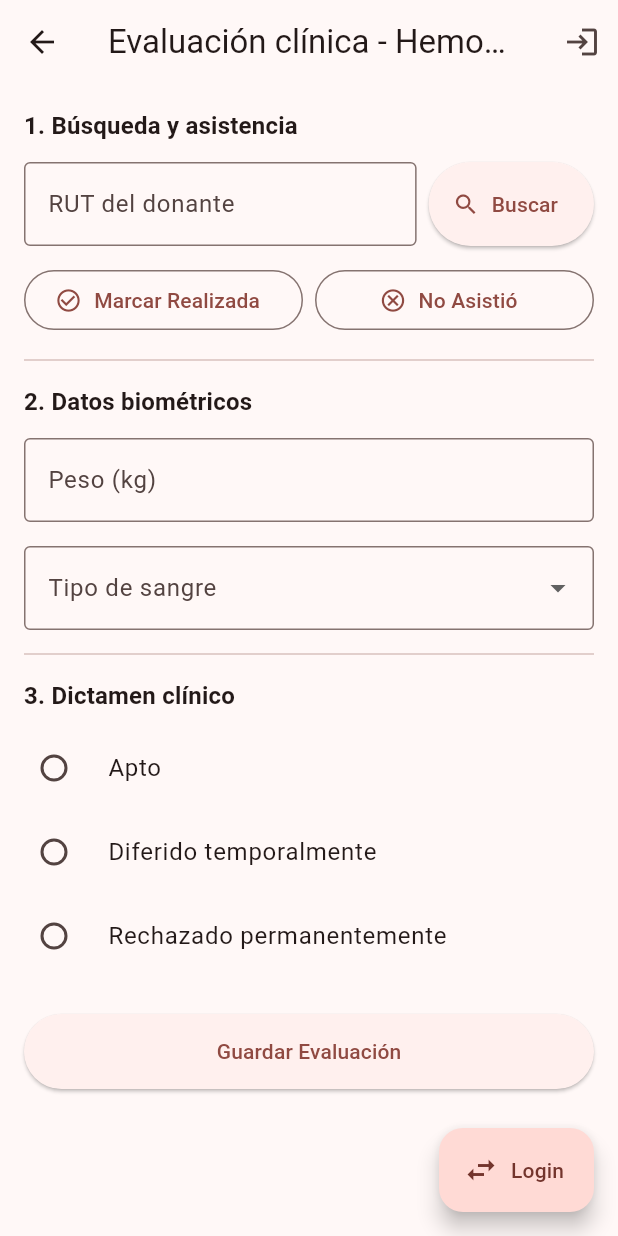
After one commit to panxorni/HemoCheck, a Flutter app: the EvaluacionClinicaScreen screen opened by its route, on a phone screen of 412 x 824 dp. The commit adds this screen. Run offline on Flutter 3.47's test engine with Material 3 defaults, Android fonts, the phone set to English and light mode, and no system bars; our stand-ins replace cloud_firestore, firebase_auth, firebase_core; accounts and stored records are empty.

Commit message:
feat: Agregar pantalla de evaluacion con busqueda de cita por RUT, asistencia, datos biometricos y dictamen

```diff
--- a/hemocheck/lib/main.dart
+++ b/hemocheck/lib/main.dart
@@ -5,6 +5,7 @@ import 'firebase_options.dart';
 import 'screens/login_screen.dart';
 import 'screens/register_screen.dart';
 import 'screens/dashboard_donante_screen.dart';
+import 'screens/evaluacion_clinica_screen.dart';
 
 Future<void> main() async {
   WidgetsFlutterBinding.ensureInitialized();
@@ -30,6 +31,7 @@ class MyApp extends StatelessWidget {
         '/registro': (_) => RegisterScreen(),
         '/dashboard-donante': (_) => const DashboardDonanteScreen(),
         "/bloque-horario": (_) => BloqueHorarioScreen(),
+        '/evaluacion-clinica': (_) => const EvaluacionClinicaScreen(),
       },
 
     );
--- /dev/null
+++ b/hemocheck/lib/screens/evaluacion_clinica_screen.dart
@@ -0,0 +1,542 @@
+import 'package:cloud_firestore/cloud_firestore.dart';
+import 'package:firebase_auth/firebase_auth.dart';
+import 'package:flutter/material.dart';
+import 'package:hemocheck/models/cita.dart';
+import 'package:hemocheck/models/evaluacion.dart';
+import 'package:hemocheck/services/auth_service.dart';
+import 'package:hemocheck/services/evaluacion_service.dart';
+import 'package:hemocheck/utils/evaluacion_validators.dart';
+import 'package:hemocheck/utils/validators.dart';
+
+class EvaluacionClinicaScreen extends StatefulWidget {
+  const EvaluacionClinicaScreen({
+    super.key,
+    this.fechaNacimientoDonante,
+    this.evaluacionService,
+    this.firestore,
+    this.authService,
+  });
+
+  final DateTime? fechaNacimientoDonante;
+  final EvaluacionService? evaluacionService;
+  final FirebaseFirestore? firestore;
+  final AuthService? authService;
+
+  @override
+  State<EvaluacionClinicaScreen> createState() => _EvaluacionClinicaScreenState();
+}
+
+class _EvaluacionClinicaScreenState extends State<EvaluacionClinicaScreen> {
+  final _formKey = GlobalKey<FormState>();
+
+  final _rutCtrl = TextEditingController();
+  final _pesoCtrl = TextEditingController();
+  final _fechaHabCtrl = TextEditingController();
+
+  late final EvaluacionService _evaluacionService;
+  late final FirebaseFirestore _firestore;
+  late final AuthService _authService;
+
+  Cita? _citaActual;
+  DateTime? _fechaNacimientoDonante;
+  TipoSangre? _tipoSangre;
+  ResultadoEvaluacion? _resultado;
+  DateTime? _fechaHabilitacion;
+  bool _autorizacionParental = false;
+  bool _guardando = false;
+
+  @override
+  void initState() {
+    super.initState();
+    _firestore = widget.firestore ?? FirebaseFirestore.instance;
+    _authService = widget.authService ?? AuthService(db: _firestore);
+    _evaluacionService =
+        widget.evaluacionService ?? EvaluacionService(firestore: _firestore);
+    _fechaNacimientoDonante = widget.fechaNacimientoDonante;
+  }
+
+  @override
+  void dispose() {
+    _rutCtrl.dispose();
+    _pesoCtrl.dispose();
+    _fechaHabCtrl.dispose();
+    super.dispose();
+  }
+
+  String _etiquetaTipoSangre(TipoSangre tipo) {
+    switch (tipo) {
+      case TipoSangre.aPos:
+        return 'A+';
+      case TipoSangre.aNeg:
+        return 'A-';
+      case TipoSangre.bPos:
+        return 'B+';
+      case TipoSangre.bNeg:
+        return 'B-';
+      case TipoSangre.abPos:
+        return 'AB+';
+      case TipoSangre.abNeg:
+        return 'AB-';
+      case TipoSangre.oPos:
+        return 'O+';
+      case TipoSangre.oNeg:
+        return 'O-';
+    }
+  }
+
+  String _etiquetaResultado(ResultadoEvaluacion res) {
+    switch (res) {
+      case ResultadoEvaluacion.apto:
+        return 'Apto';
+      case ResultadoEvaluacion.diferidoTemporal:
+        return 'Diferido temporalmente';
+      case ResultadoEvaluacion.rechazadoPermanente:
+        return 'Rechazado permanentemente';
+    }
+  }
+
+  void _mostrarSnack(String mensaje, {bool error = false}) {
+    if (!mounted) return;
+    ScaffoldMessenger.of(context)
+      ..hideCurrentSnackBar()
+      ..showSnackBar(
+        SnackBar(
+          content: Text(mensaje),
+          backgroundColor: error ? Theme.of(context).colorScheme.error : null,
+        ),
+      );
+  }
+
+  DateTime? _parsearFecha(dynamic valor) {
+    if (valor == null) return null;
+    if (valor is Timestamp) return valor.toDate();
+    if (valor is DateTime) return valor;
+    if (valor is String) return DateTime.tryParse(valor);
+    return null;
+  }
+
+  Future<void> _buscarCita() async {
+    final errRut = Validators.validateRut(_rutCtrl.text);
+    if (errRut != null) {
+      _mostrarSnack(errRut, error: true);
+      return;
+    }
+
+    final rutNormalizado = _authService.normalizarRut(_rutCtrl.text);
+    setState(() => _guardando = true);
+
+    try {
+      // 1. El donante se identifica por RUT; ahí está su uid y fecha de nacimiento
+      final docDonante =
+          await _firestore.collection('donantes').doc(rutNormalizado).get();
+      if (!docDonante.exists) {
+        setState(() {
+          _citaActual = null;
+          _fechaNacimientoDonante = widget.fechaNacimientoDonante;
+        });
+        _mostrarSnack(
+          'No hay un donante registrado con el RUT $rutNormalizado.',
+          error: true,
+        );
+        return;
+      }
+
+      final datosDonante = docDonante.data()!;
+      final uid = datosDonante['uid'] as String?;
+      final fechaNac = _parsearFecha(datosDonante['fechaNacimiento']) ??
+          widget.fechaNacimientoDonante;
+
+      // 2. Las citas se guardan con el uid del donante
+      Cita? citaSeleccionada;
+      if (uid != null) {
+        final query = await _firestore
+            .collection('citas')
+            .where('uid', isEqualTo: uid)
+            .get();
+
+        if (query.docs.isNotEmpty) {
+          final citas = query.docs.map((doc) {
+            final d = doc.data();
+            return Cita(
+              id: doc.id,
+              donanteId: rutNormalizado,
+              sedeId: d['sedeId'] as String? ?? '',
+              bloqueId: d['bloqueId'] as String? ?? '',
+              fechaReserva: '${d['fecha'] ?? ''} ${d['horaInicio'] ?? ''}'.trim(),
+              estado: d['estado'] as String? ?? Cita.estadoActiva,
+            );
+          }).toList();
+
+          citaSeleccionada = citas.firstWhere(
+            (c) => c.estado == Cita.estadoActiva,
+            orElse: () => citas.last,
+          );
+        }
+      }
+
+      setState(() {
+        _citaActual = citaSeleccionada;
+        _fechaNacimientoDonante = fechaNac;
+      });
+
+      if (citaSeleccionada == null) {
+        _mostrarSnack(
+          'No se encontró cita registrada para el RUT $rutNormalizado.',
+          error: true,
+        );
+      } else {
+        _mostrarSnack(
+          'Cita encontrada (${citaSeleccionada.fechaReserva}) - Estado: ${citaSeleccionada.estado}',
+        );
+      }
+    } catch (e) {
+      _mostrarSnack('Error al buscar cita: $e', error: true);
+    } finally {
+      if (mounted) setState(() => _guardando = false);
+    }
+  }
+
+  Future<void> _marcarAsistencia(EstadoCita nuevoEstado) async {
+    final errRut = Validators.validateRut(_rutCtrl.text);
+    if (errRut != null) {
+      _mostrarSnack(
+        'Ingresa un RUT válido para registrar asistencia.',
+        error: true,
+      );
+      return;
+    }
+
+    if (_citaActual == null) {
+      _mostrarSnack(
+        'Primero busca una cita válida para el donante.',
+        error: true,
+      );
+      return;
+    }
+
+    setState(() => _guardando = true);
+    try {
+      await _evaluacionService.registrarAsistencia(_citaActual!.id, nuevoEstado);
+      setState(() {
+        _citaActual = Cita(
+          id: _citaActual!.id,
+          donanteId: _citaActual!.donanteId,
+          sedeId: _citaActual!.sedeId,
+          bloqueId: _citaActual!.bloqueId,
+          fechaReserva: _citaActual!.fechaReserva,
+          estado: nuevoEstado.name,
+        );
+      });
+      _mostrarSnack(
+        nuevoEstado == EstadoCita.realizada
+            ? 'Asistencia marcada como Realizada.'
+            : 'Asistencia marcada como No Asistió.',
+        error: nuevoEstado == EstadoCita.noAsistio,
+      );
+    } on EvaluacionException catch (e) {
+      _mostrarSnack(e.message, error: true);
+    } catch (e) {
+      _mostrarSnack('Error al actualizar asistencia: $e', error: true);
+    } finally {
+      if (mounted) {
+        setState(() => _guardando = false);
+      }
+    }
+  }
+
+  Future<void> _elegirFechaHabilitacion() async {
+    final manana = DateTime.now().add(const Duration(days: 1));
+    final firstDate = DateTime(manana.year, manana.month, manana.day);
+    final initialDate =
+        (_fechaHabilitacion != null && !_fechaHabilitacion!.isBefore(firstDate))
+            ? _fechaHabilitacion!
+            : firstDate;
+
+    final elegida = await showDatePicker(
+      context: context,
+      initialDate: initialDate,
+      firstDate: firstDate,
+      lastDate: DateTime(firstDate.year + 5),
+    );
+    if (elegida == null) return;
+
+    setState(() {
+      _fechaHabilitacion = elegida;
+      _fechaHabCtrl.text =
+          '${elegida.day.toString().padLeft(2, '0')}-${elegida.month.toString().padLeft(2, '0')}-${elegida.year}';
+    });
+  }
+
+  Future<void> _guardarEvaluacion() async {
+    final valido = _formKey.currentState!.validate();
+    if (!valido) {
+      _mostrarSnack('Revisa los campos marcados.', error: true);
+      return;
+    }
+
+    if (_citaActual == null) {
+      _mostrarSnack(
+        'Busca y selecciona una cita antes de guardar.',
+        error: true,
+      );
+      return;
+    }
+
+    if (_tipoSangre == null) {
+      _mostrarSnack('Selecciona el tipo de sangre.', error: true);
+      return;
+    }
+
+    if (_resultado == null) {
+      _mostrarSnack('Selecciona el dictamen clínico.', error: true);
+      return;
+    }
+
+    if (_fechaNacimientoDonante == null) {
+      _mostrarSnack(
+        'No se pudo determinar la fecha de nacimiento del donante.',
+        error: true,
+      );
+      return;
+    }
+
+    final peso = double.tryParse(_pesoCtrl.text.trim().replaceAll(',', '.'));
+    if (peso == null) {
+      _mostrarSnack('Ingresa un peso numérico válido.', error: true);
+      return;
+    }
+
+    final profesionalId =
+        FirebaseAuth.instance.currentUser?.uid ?? 'profesional_sin_sesion';
+
+    setState(() => _guardando = true);
+    try {
+      await _evaluacionService.registrarEvaluacion(
+        cita: _citaActual!,
+        fechaNacimientoDonante: _fechaNacimientoDonante!,
+        pesoKg: peso,
+        tipoSangre: _tipoSangre!,
+        autorizacionParental: _autorizacionParental,
+        resultado: _resultado!,
+        fechaHabilitacion: _fechaHabilitacion,
+        profesionalId: profesionalId,
+      );
+
+      _mostrarSnack('Evaluación registrada correctamente.');
+    } on EvaluacionException catch (e) {
+      _mostrarSnack(e.message, error: true);
+    } catch (e) {
+      _mostrarSnack('Error al guardar evaluación: $e', error: true);
+    } finally {
+      if (mounted) {
+        setState(() => _guardando = false);
+      }
+    }
+  }
+
+  void _irALogin() {
+    Navigator.pushNamed(context, '/login');
+  }
+
+  @override
+  Widget build(BuildContext context) {
+    final mostrarAutorizacion = _fechaNacimientoDonante != null &&
+        EvaluacionValidators.requiereAutorizacionParental(
+          _fechaNacimientoDonante!,
+        );
+
+    return Scaffold(
+      appBar: AppBar(
+        title: const Text('Evaluación clínica - HemoCheck'),
+        actions: [
+          IconButton(
+            tooltip: 'Ir a Login',
+            onPressed: _irALogin,
+            icon: const Icon(Icons.login),
+          ),
+        ],
+      ),
+      floatingActionButton: FloatingActionButton.extended(
+        onPressed: _irALogin,
+        icon: const Icon(Icons.swap_horiz),
+        label: const Text('Login'),
+      ),
+      body: Form(
+        key: _formKey,
+        child: SingleChildScrollView(
+          padding: const EdgeInsets.fromLTRB(16, 16, 16, 96),
+          child: Column(
+            crossAxisAlignment: CrossAxisAlignment.stretch,
+            children: [
+              Text(
+                '1. Búsqueda y asistencia',
+                style: Theme.of(context).textTheme.titleMedium?.copyWith(
+                      fontWeight: FontWeight.bold,
+                    ),
+              ),
+              const SizedBox(height: 12),
+              Row(
+                crossAxisAlignment: CrossAxisAlignment.start,
+                children: [
+                  Expanded(
+                    child: TextFormField(
+                      controller: _rutCtrl,
+                      decoration: const InputDecoration(
+                        labelText: 'RUT del donante',
+                        hintText: '12.345.678-5',
+                        border: OutlineInputBorder(),
+                      ),
+                      validator: Validators.validateRut,
+                    ),
+                  ),
+                  const SizedBox(width: 8),
+                  SizedBox(
+                    height: 56,
+                    child: ElevatedButton.icon(
+                      onPressed: _guardando ? null : _buscarCita,
+                      icon: const Icon(Icons.search),
+                      label: const Text('Buscar'),
+                    ),
+                  ),
+                ],
+              ),
+              if (_citaActual != null) ...[
+                const SizedBox(height: 8),
+                Text(
+                  'Cita: ${_citaActual!.id} · Fecha: ${_citaActual!.fechaReserva} · Estado: ${_citaActual!.estado}',
+                  style: Theme.of(context).textTheme.bodySmall,
+                ),
+              ],
+              const SizedBox(height: 12),
+              Row(
+                children: [
+                  Expanded(
+                    child: OutlinedButton.icon(
+                      onPressed: _guardando
+                          ? null
+                          : () => _marcarAsistencia(EstadoCita.realizada),
+                      icon: const Icon(Icons.check_circle_outline),
+                      label: const Text('Marcar Realizada'),
+                    ),
+                  ),
+                  const SizedBox(width: 8),
+                  Expanded(
+                    child: OutlinedButton.icon(
+                      onPressed: _guardando
+                          ? null
+                          : () => _marcarAsistencia(EstadoCita.noAsistio),
+                      icon: const Icon(Icons.cancel_outlined),
+                      label: const Text('No Asistió'),
+                    ),
+                  ),
+                ],
+              ),
+              const Divider(height: 32),
+              Text(
+                '2. Datos biométricos',
+                style: Theme.of(context).textTheme.titleMedium?.copyWith(
+                      fontWeight: FontWeight.bold,
+                    ),
+              ),
+              const SizedBox(height: 12),
+              TextFormField(
+                controller: _pesoCtrl,
+                keyboardType: const TextInputType.numberWithOptions(decimal: true),
+                decoration: const InputDecoration(
+                  labelText: 'Peso (kg)',
+                  hintText: 'Ej: 65.0',
+                  border: OutlineInputBorder(),
+                ),
+                validator: EvaluacionValidators.validatePeso,
+              ),
+              const SizedBox(height: 16),
+              DropdownButtonFormField<TipoSangre>(
+                initialValue: _tipoSangre,
+                decoration: const InputDecoration(
+                  labelText: 'Tipo de sangre',
+                  border: OutlineInputBorder(),
+                ),
+                items: TipoSangre.values
+                    .map(
+                      (tipo) => DropdownMenuItem<TipoSangre>(
+                        value: tipo,
+                        child: Text(_etiquetaTipoSangre(tipo)),
+                      ),
+                    )
+                    .toList(),
+                onChanged: (val) => setState(() => _tipoSangre = val),
+              ),
+              if (mostrarAutorizacion) ...[
+                const SizedBox(height: 12),
+                CheckboxListTile(
+                  value: _autorizacionParental,
+                  onChanged: (val) =>
+                      setState(() => _autorizacionParental = val ?? false),
+                  title: const Text('Autorización parental presencial confirmada'),
+                  controlAffinity: ListTileControlAffinity.leading,
+                  contentPadding: EdgeInsets.zero,
+                ),
+              ],
+              const Divider(height: 32),
+              Text(
+                '3. Dictamen clínico',
+                style: Theme.of(context).textTheme.titleMedium?.copyWith(
+                      fontWeight: FontWeight.bold,
+                    ),
+              ),
+              const SizedBox(height: 8),
+              RadioGroup<ResultadoEvaluacion>(
+                groupValue: _resultado,
+                onChanged: (val) {
+                  setState(() {
+                    _resultado = val;
+                    if (val != ResultadoEvaluacion.diferidoTemporal) {
+                      _fechaHabilitacion = null;
+                      _fechaHabCtrl.clear();
+                    }
+                  });
+                },
+                child: Column(
+                  children: ResultadoEvaluacion.values
+                      .map(
+                        (opcion) => RadioListTile<ResultadoEvaluacion>(
+                          title: Text(_etiquetaResultado(opcion)),
+                          value: opcion,
+                          contentPadding: EdgeInsets.zero,
+                        ),
+                      )
+                      .toList(),
+                ),
+              ),
+              if (_resultado == ResultadoEvaluacion.diferidoTemporal) ...[
+                const SizedBox(height: 12),
+                TextFormField(
+                  controller: _fechaHabCtrl,
+                  readOnly: true,
+                  onTap: _elegirFechaHabilitacion,
+                  decoration: const InputDecoration(
+                    labelText: 'Fecha de habilitación',
+                    border: OutlineInputBorder(),
+                    suffixIcon: Icon(Icons.calendar_today),
+                  ),
+                  validator: (_) => EvaluacionValidators.validateFechaHabilitacion(
+                    _resultado!,
+                    _fechaHabilitacion,
+                  ),
+                ),
+              ],
+              const SizedBox(height: 24),
+              ElevatedButton(
+                onPressed: _guardando ? null : _guardarEvaluacion,
+                style: ElevatedButton.styleFrom(
+                  minimumSize: const Size(double.infinity, 50),
+                ),
+                child: Text(_guardando ? 'Guardando...' : 'Guardar Evaluación'),
+              ),
+            ],
+          ),
+        ),
+      ),
+    );
+  }
+}
```
Also changed, not shown: hemocheck/lib/screens/dashboard_donante_screen.dart (+17 -3 lines).
